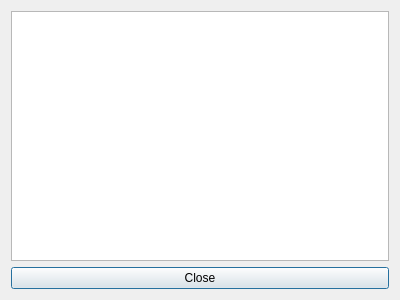
sashoalm/QFtpServer, file debuglogdialog.ui: the form before one commit.
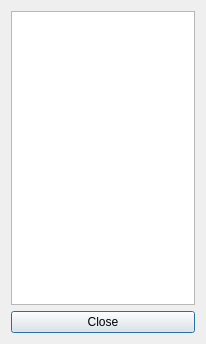
The form after the commit.

Commit message: Make the Debug Log dialog same size as main dialog.

What changed in the file:
```diff
--- a/debuglogdialog.ui
+++ b/debuglogdialog.ui
@@ -6,8 +6,8 @@
    <rect>
     <x>0</x>
     <y>0</y>
-    <width>400</width>
-    <height>300</height>
+    <width>206</width>
+    <height>344</height>
    </rect>
   </property>
   <property name="windowTitle">
```
